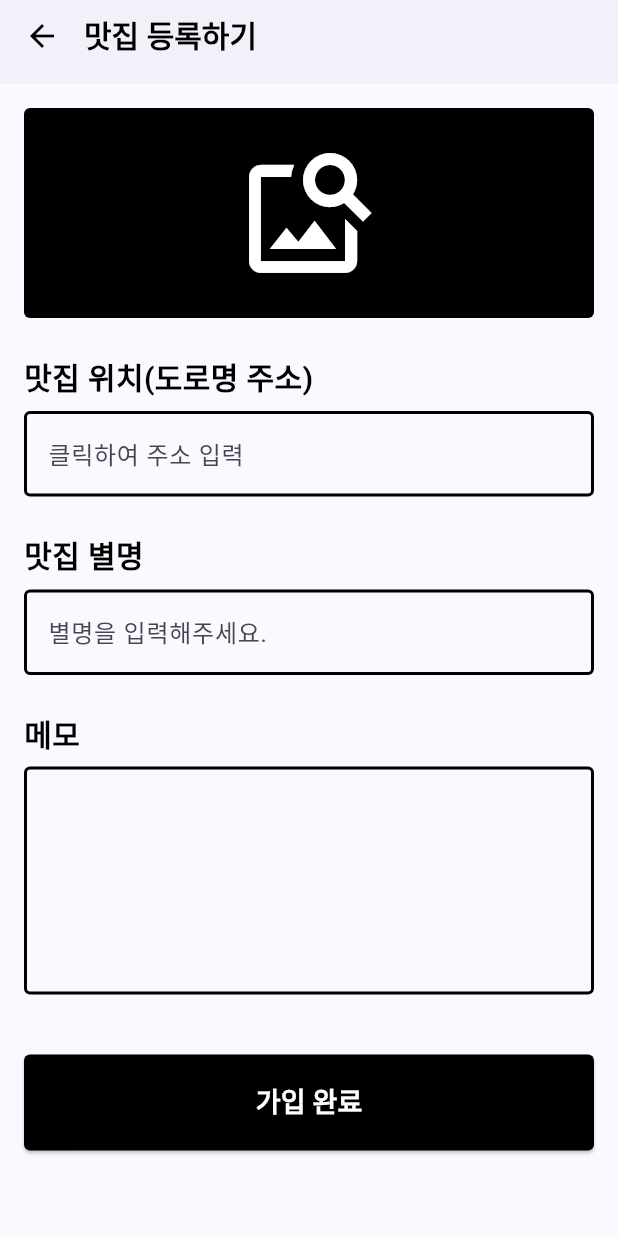
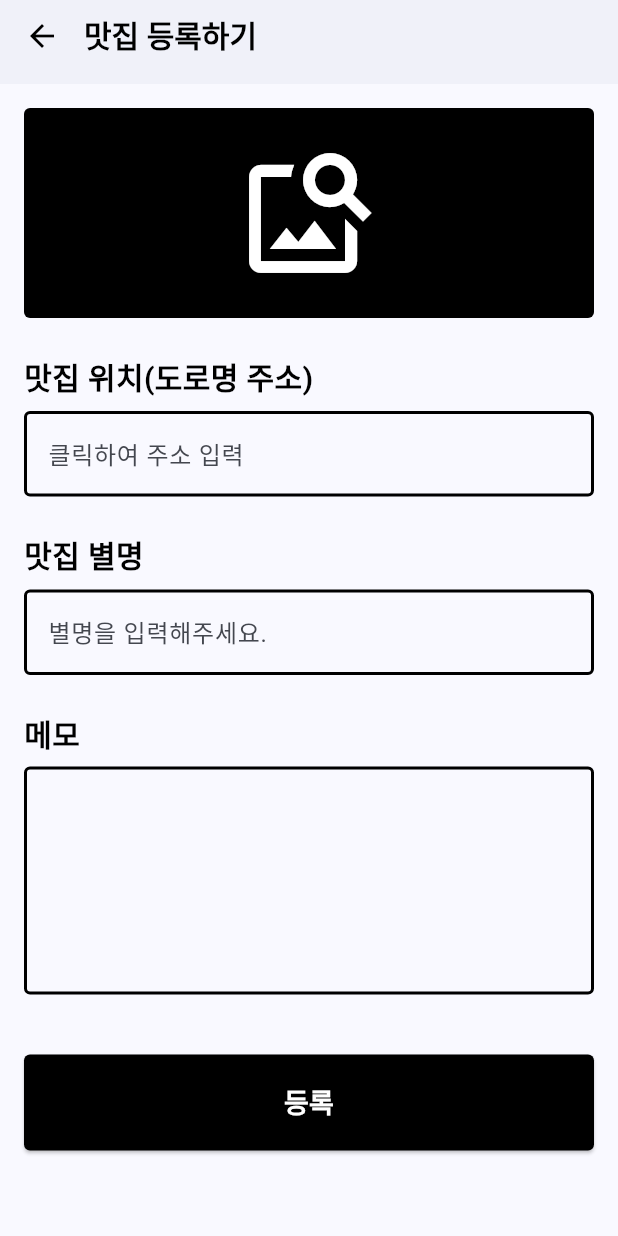
Before and after one commit to rara-record/map_app_flutter, a Flutter app: the EditScreen screen opened by its route, on a phone screen of 412 x 824 dp. Run offline on Flutter 3.47's test engine with Material 3 defaults, Android fonts, the phone set to English and light mode, and no system bars; our stand-ins replace geolocator, image_picker, supabase_flutter; missing offline and left inert: daum_postcode_search, flutter_inappwebview, flutter_naver_map; accounts and stored records are empty.

Commit message:
feat: Update button text in EditScreen to '등록'

```diff
--- a/lib/screen/edit_screen.dart
+++ b/lib/screen/edit_screen.dart
@@ -122,7 +122,7 @@ class _EditScreenState extends State<EditScreen> {
                   width: double.infinity,
                   height: 64,
                   child: ElevatedButtonCustom(
-                    text: '가입 완료',
+                    text: '등록',
                     backgroundColor: Colors.black,
                     textColor: Colors.white,
                     onPressed: () async {
```
